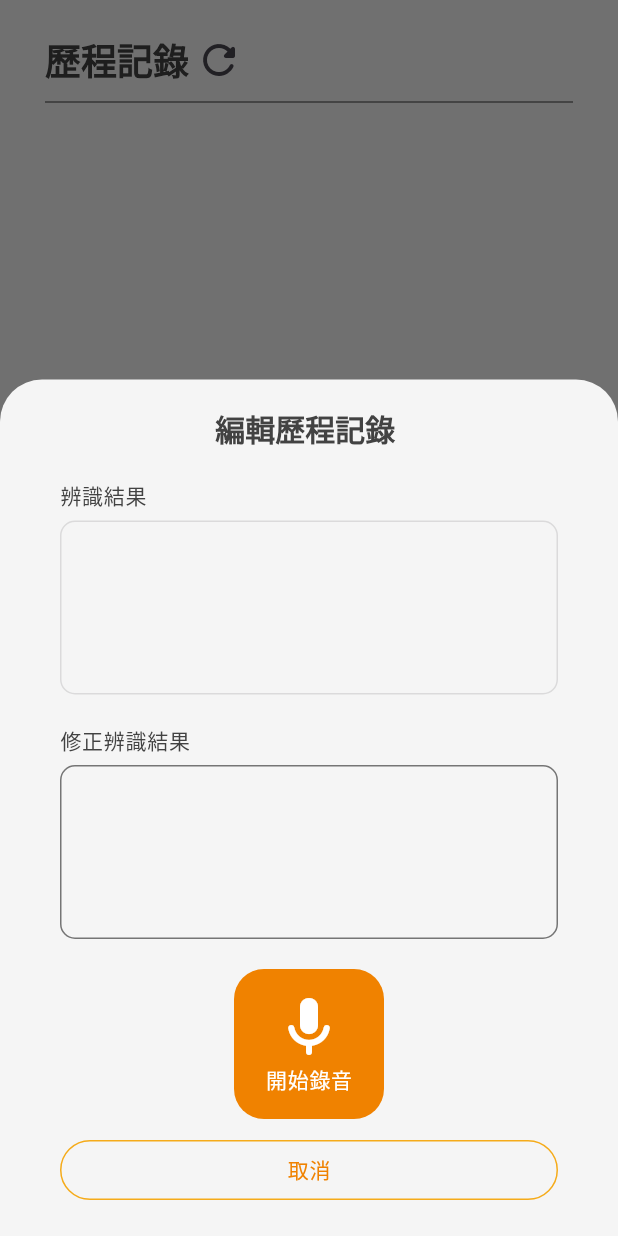
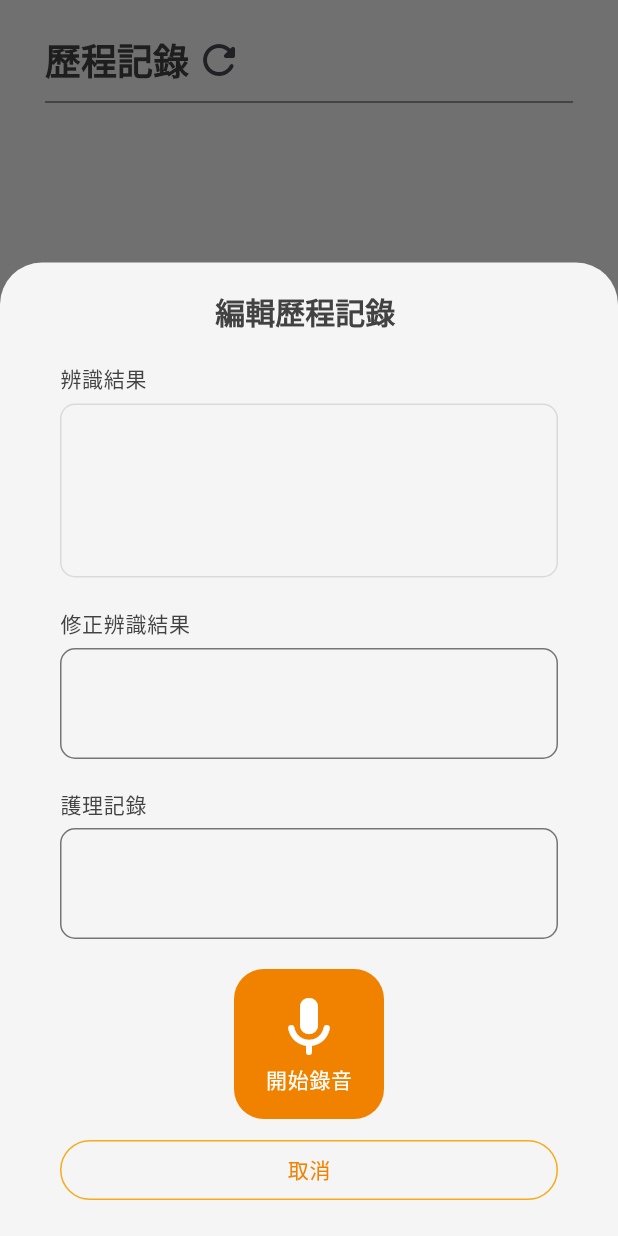
Before and after one commit to novoyova/yingxin, a Flutter app: the _NursingAssessmentTabView screen opened directly, after a tap on the "add" icon, on a phone screen of 412 x 824 dp. Run offline on Flutter 3.47's test engine with Material 3 defaults, Android fonts, the phone set to English and light mode, and no system bars; our stand-ins replace device_preview, dio, firebase_core, firebase_crashlytics, flutter_bloc, get_it and 3 more; missing offline and left inert: record; accounts and stored records are empty; generated files the repository leaves out were written again; network calls fail.

Commit message:
[ADD] formatted note

```diff
--- a/lib/core/constants/app_strings.dart
+++ b/lib/core/constants/app_strings.dart
@@ -28,6 +28,7 @@ abstract final class AppStrings {
   static const nursingAssessmentBottomTitle = '編輯歷程記錄 ';
   static const nursingAssessmentBottomNoteTextFieldLabel = '辨識結果 ';
   static const nursingAssessmentBottomCorrectedTextFieldLabel = '修正辨識結果 ';
+  static const nursingAssessmentBottomFormattedTextFieldLabel = '護理記錄';
   static const nursingAssessmentBottomButtonSave = '儲存';
   static const nursingAssessmentBottomButtonCancel = '取消';
   static const nursingAssessmentBottomButtonSpeechStart = '開始錄音';
--- a/lib/features/nursing/application/nursing_assessment_bottom_sheet.dart
+++ b/lib/features/nursing/application/nursing_assessment_bottom_sheet.dart
@@ -49,6 +49,7 @@ class _NursingAssessmentBottomSheetState
     extends State<NursingAssessmentBottomSheet> {
   late final TextEditingController _originalNoteController;
   late final TextEditingController _correctedNoteController;
+  late final TextEditingController _formattedNoteController;
 
   late final NursingAssessmentCubit _nursingAssessmentCubit;
   late final bool _isUpdate;
@@ -60,6 +61,7 @@ class _NursingAssessmentBottomSheetState
     super.initState();
     _originalNoteController = TextEditingController();
     _correctedNoteController = TextEditingController();
+    _formattedNoteController = TextEditingController();
     _nursingAssessmentCubit = context.read<NursingAssessmentCubit>();
     _isUpdate = _nursingAssessmentCubit.state.currentNursingAssessment != null;
     if (_isUpdate) {
@@ -67,6 +69,8 @@ class _NursingAssessmentBottomSheetState
           _nursingAssessmentCubit.state.currentNursingAssessment!.originalNote;
       _correctedNoteController.text =
           _nursingAssessmentCubit.state.currentNursingAssessment!.correctedNote;
+      _formattedNoteController.text =
+          _nursingAssessmentCubit.state.currentNursingAssessment!.formattedNote;
     }
   }
 
@@ -118,6 +122,8 @@ class _NursingAssessmentBottomSheetState
                     state.currentNursingAssessment!.originalNote;
                 _correctedNoteController.text =
                     state.currentNursingAssessment!.note;
+                _formattedNoteController.text =
+                    state.currentNursingAssessment!.formattedNote;
               });
             }
           },
@@ -185,7 +191,33 @@ class _NursingAssessmentBottomSheetState
                   ),
                   TextField(
                     controller: _correctedNoteController,
-                    maxLines: 4,
+                    maxLines: 2,
+                    decoration: InputDecoration(
+                      enabledBorder: OutlineInputBorder(
+                        borderRadius: BorderRadius.circular(10),
+                        borderSide: BorderSide(color: AppColors.gray),
+                      ),
+                      focusedBorder: OutlineInputBorder(
+                        borderRadius: BorderRadius.circular(10),
+                        borderSide: BorderSide(color: AppColors.primary),
+                      ),
+                    ),
+                  ),
+                ],
+              ),
+
+              // Formatted Recognition Result
+              Column(
+                spacing: 5,
+                crossAxisAlignment: CrossAxisAlignment.start,
+                children: [
+                  Text(
+                    AppStrings.nursingAssessmentBottomFormattedTextFieldLabel,
+                    style: _textTheme.bodyLarge,
+                  ),
+                  TextField(
+                    controller: _formattedNoteController,
+                    maxLines: 2,
                     decoration: InputDecoration(
                       enabledBorder: OutlineInputBorder(
                         borderRadius: BorderRadius.circular(10),
@@ -240,7 +272,7 @@ class _NursingAssessmentBottomSheetState
                                 overlayColor: Colors.transparent,
                                 backgroundColor:
                                     audioRecorderState.isRecording
-                                        ? null
+                                        ? AppColors.white
                                         : AppColors.accent,
                                 side:
                                     audioRecorderState.isRecording
@@ -314,9 +346,11 @@ class _NursingAssessmentBottomSheetState
                           final nursingAssessment =
                               state.currentNursingAssessment!;
 
-                          // Do nothing if the corrected note is the same
+                          // Do nothing if the corrected note and formatted note is the same
                           if (_correctedNoteController.text ==
-                              nursingAssessment.correctedNote) {
+                                  nursingAssessment.correctedNote &&
+                              _formattedNoteController.text ==
+                                  nursingAssessment.formattedNote) {
                             return;
                           }
 
@@ -329,6 +363,8 @@ class _NursingAssessmentBottomSheetState
                                     .copyWith(
                                       correctedNote:
                                           _correctedNoteController.text,
+                                      formattedNote:
+                                          _formattedNoteController.text,
                                     ),
                                 isUpdate: _isUpdate,
                               );
@@ -407,6 +443,7 @@ class _NursingAssessmentBottomSheetState
   void dispose() {
     _originalNoteController.dispose();
     _correctedNoteController.dispose();
+    _formattedNoteController.dispose();
     super.dispose();
   }
 }
--- a/lib/features/nursing/domain/nursing_assessment.dart
+++ b/lib/features/nursing/domain/nursing_assessment.dart
@@ -3,6 +3,7 @@ final class NursingAssessment {
   final DateTime date;
   final String originalNote;
   final String correctedNote;
+  final String formattedNote;
   final String? audioFilename;
 
   NursingAssessment({
@@ -10,6 +11,7 @@ final class NursingAssessment {
     required this.date,
     required this.originalNote,
     this.correctedNote = "",
+    this.formattedNote = "",
     this.audioFilename,
   });
 
@@ -18,6 +20,7 @@ final class NursingAssessment {
     DateTime? date,
     String? originalNote,
     String? correctedNote,
+    String? formattedNote,
     String? audioFilename,
   }) {
     return NursingAssessment(
@@ -25,11 +28,17 @@ final class NursingAssessment {
       date: date ?? this.date,
       originalNote: originalNote ?? this.originalNote,
       correctedNote: correctedNote ?? this.correctedNote,
+      formattedNote: formattedNote ?? this.formattedNote,
       audioFilename: audioFilename ?? this.audioFilename,
     );
   }
 
-  String get note => correctedNote.isNotEmpty ? correctedNote : originalNote;
+  String get note =>
+      correctedNote.isNotEmpty
+          ? correctedNote
+          : formattedNote.isNotEmpty
+          ? formattedNote
+          : originalNote;
 
   @override
   String toString() {
@@ -38,7 +47,8 @@ final class NursingAssessment {
       date: $date,
       originalNote: $originalNote,
       correctedNote: $correctedNote,
-      audioFilename: $audioFilename
+      formattedNote: $formattedNote,
+      audioFilename: $audioFilename,
     )''';
   }
 }
--- a/lib/features/nursing/infrastructure/nursing_assessment_dto.dart
+++ b/lib/features/nursing/infrastructure/nursing_assessment_dto.dart
@@ -15,6 +15,7 @@ abstract final class NursingAssessmentDTO {
       date: date,
       originalNote: data['recognitionResult'],
       correctedNote: data['correctedRecognitionResult'] ?? '',
+      formattedNote: data['nursingNote'] ?? '',
       audioFilename: data['filename'],
     );
   }
@@ -29,6 +30,7 @@ abstract final class NursingAssessmentDTO {
         'data': {
           'recognitionResult': nursingAssessment.originalNote,
           'correctedRecognitionResult': nursingAssessment.correctedNote,
+          'nursingNote': nursingAssessment.formattedNote,
           'time': nursingAssessment.date.toUtc().toIso8601String(),
         },
       };
@@ -38,6 +40,7 @@ abstract final class NursingAssessmentDTO {
       'filename': nursingAssessment.audioFilename,
       'recognitionResult': nursingAssessment.originalNote,
       'correctedRecognitionResult': nursingAssessment.correctedNote,
+      'nursingNote': nursingAssessment.formattedNote,
       'time': nursingAssessment.date.toUtc().toIso8601String(),
     };
   }
--- a/lib/features/nursing/infrastructure/nursing_assessment_repository.dart
+++ b/lib/features/nursing/infrastructure/nursing_assessment_repository.dart
@@ -36,6 +36,10 @@ final class NursingAssessmentRepository {
 
     final data = await _speechToTextService.transcribeAudio(base64Audio);
     if (data != null) {
+      final nursingNote = await _nursingAssessmentService.formatNursingNote(
+        note: data['recognitionResult'],
+      );
+      data['nursingNote'] = nursingNote;
       final nursingAssessment = NursingAssessmentDTO.mi2sToDomain(data);
       return Result.success(nursingAssessment);
     }
--- a/pubspec.yaml
+++ b/pubspec.yaml
@@ -1,7 +1,7 @@
 name: yuanrung
 description: "A new Flutter project."
 publish_to: 'none'
-version: 1.0.0+1
+version: 1.0.0+2
 
 environment:
   sdk: ^3.7.2
```
Also changed, not shown: lib/features/nursing/infrastructure/services/nursing_assessment_service.dart (+26 -0 lines).
